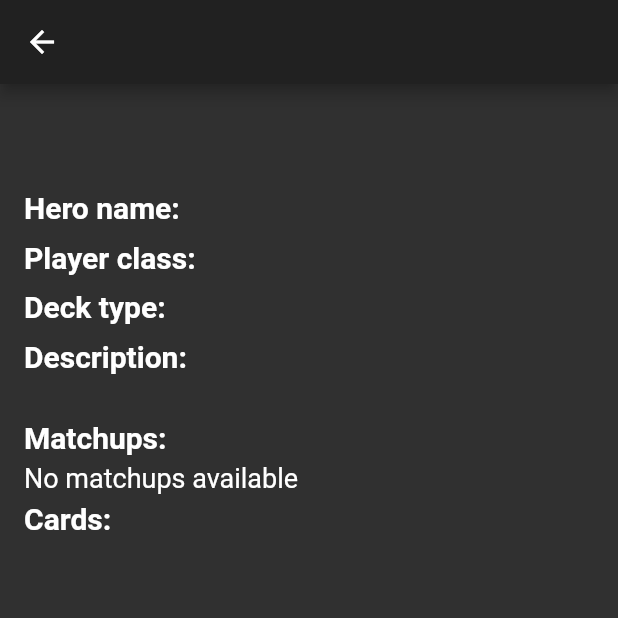
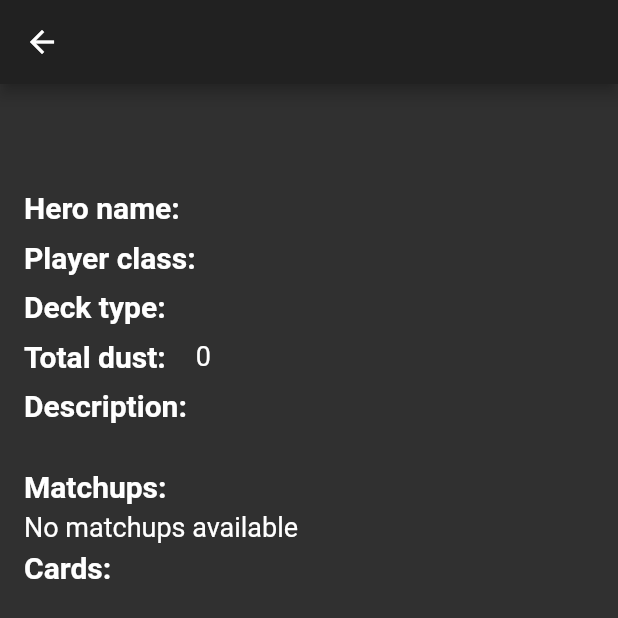
Before and after one commit to procrastine-inc/hearthstone-metasnapshot, a Flutter app: the DeckPage screen opened directly with empty values, on a phone screen of 412 x 824 dp. Shown: the top 618 px of the screen. Run offline on Flutter 3.47's test engine with Material 2 defaults, Android fonts, the phone set to English and light mode, and no system bars; our stand-ins replace charts_flutter; network calls fail.

```diff
--- a/lib/data/deck.dart
+++ b/lib/data/deck.dart
@@ -3,10 +3,13 @@ import 'dart:core';
 import 'package:http/http.dart' as http;
 
 class Deck {
+  final int snapNumber;
   final int tier;
   final String name;
   final List<int> rank;
+  final int amount;
   final String deckType;
+  final int dust;
   final String description;
   final String heroName;
   final String playerClass;
@@ -14,22 +17,28 @@ class Deck {
   final List<MatchUp> matchUps;
 
   Deck(
+      this.snapNumber,
       this.tier,
       this.name,
       this.rank,
+      this.amount,
       this.deckType,
+      this.dust,
       this.description,
       this.heroName,
       this.playerClass,
       this.cards,
       this.matchUps);
 
-  factory Deck.fromJson(dynamic snapshotResponse, dynamic parsedDeckResponse, List<DeckCard> cardsList, List<MatchUp> matchUpList) {
+  factory Deck.fromJson(dynamic snapshotResponse, dynamic parsedDeckResponse, List<DeckCard> cardsList, List<MatchUp> matchUpList, int snapNum) {
     return Deck(
+        snapNum,
         snapshotResponse['tier'] as int,
         snapshotResponse['name'] as String,
         List.from(snapshotResponse['ranks']),
+        List.from(snapshotResponse['ranks']).length,
         parsedDeckResponse['deckType'] as String,
+        parsedDeckResponse['dust'] as int,
         parsedDeckResponse['description'] as String,
         parsedDeckResponse['heroName'] as String,
         parsedDeckResponse['playerClass'] as String,
@@ -75,6 +84,7 @@ Future<List<Deck>> fetchDecks(http.Client client) async {
       await client.get('https://tempostorm.com/api/snapshots/findOne?filter={"where":{"slug":"2020-12-14","snapshotType":"standard"},"include":[{"relation":"comments","scope":{"include":[{"relation":"author","scope":{"fields":["username","gravatarUrl"]}}],"order":"createdDate+DESC"}},{"relation":"deckMatchups","scope":{"include":[{"relation":"forDeck","scope":{"fields":["name","name_ru","playerClass"]}},{"relation":"againstDeck","scope":{"fields":["name","name_ru","playerClass"]}}]}},{"relation":"deckTiers","scope":{"include":[{"relation":"deck","scope":{"fields":["id","name","slug","playerClass"],"include":{"relation":"slugs","scope":{"fields":["linked","slug"]}}}},{"relation":"deckTech","scope":{"include":[{"relation":"cardTech","scope":{"include":[{"relation":"card","scope":{"fields":["name","name_ru","photoNames"]}}]}}]}}]}},{"relation":"authors","scope":{"include":[{"relation":"user","scope":{"fields":["username","social"]}}]}},{"relation":"votes","scope":{"fields":["direction","authorId"]}},{"relation":"slugs","scope":{"fields":["linked","slug"]}}]}');
   final Map<String, dynamic> parsed = jsonDecode(snapshotResponse.body);
 
+  int snapNum = parsed['snapNum'];
   List<Deck> result = new List<Deck>();
   List<dynamic> deckTiers = parsed['deckTiers'];
   for (var snapshotDeck in deckTiers) {
@@ -88,7 +98,7 @@ Future<List<Deck>> fetchDecks(http.Client client) async {
     final Map<String, dynamic> parsedDeckResponse = jsonDecode(deckResponse.body);
     final matchUpResponse = parseMatchUp(parsedDeckResponse);
     final cardsResponse = parseCards(parsedDeckResponse);
-    result.add(Deck.fromJson(snapshotDeck, parsedDeckResponse, cardsResponse, matchUpResponse));
+    result.add(Deck.fromJson(snapshotDeck, parsedDeckResponse, cardsResponse, matchUpResponse, snapNum));
   }
 
   return result;
--- a/lib/main.dart
+++ b/lib/main.dart
@@ -55,7 +55,7 @@ class HomePage extends StatelessWidget {
                               textWidgets.redirectButton(
                                   'Observations', ObservationsPage(), context),
                               textWidgets.redirectButton(
-                                  'Deck trends', DeckTrendsPage(), context),
+                                  'Deck trends', DeckTrendsPage(data: snapshot.data.toList(),), context),
                               //change page
                               textWidgets.redirectButton(
                                   'Tier1', TierPage(tier: 1, decks: snapshot.data.where((deck) => deck.tier == 1).toList(),),
--- a/lib/pages/deck.dart
+++ b/lib/pages/deck.dart
@@ -55,6 +55,18 @@ class DeckPage extends StatelessWidget {
                         child: Padding(
                           padding: EdgeInsets.only(left: 20),
                           child: Text(deck.deckType, style: TextStyle(fontSize: 18)),
+                        ),
+                      ),
+                    ],
+                  ),
+                  Row(
+                    mainAxisSize: MainAxisSize.max,
+                    children: [
+                      textWidgets.title('Total dust:', 5, 5, 20),
+                      Flexible(
+                        child: Padding(
+                          padding: EdgeInsets.only(left: 20),
+                          child: Text(deck.dust.toString(), style: TextStyle(fontSize: 18)),
                         ),
                       ),
                     ],
```
Also changed, not shown: lib/pages/deckTrends.dart (+9 -14 lines).
